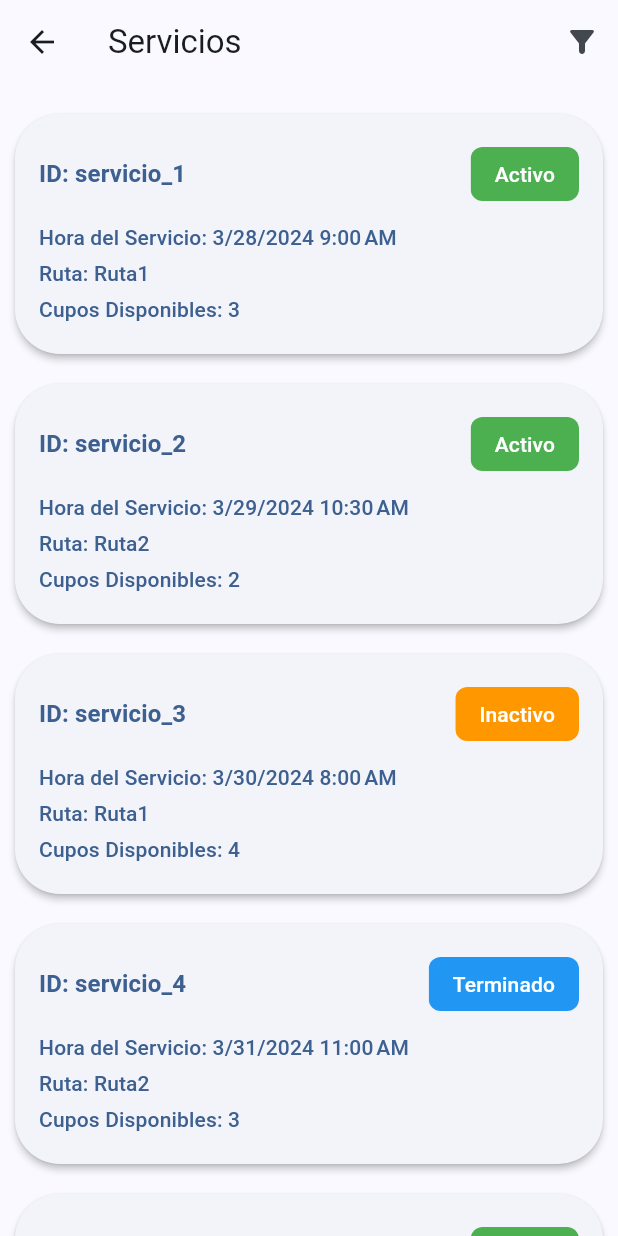
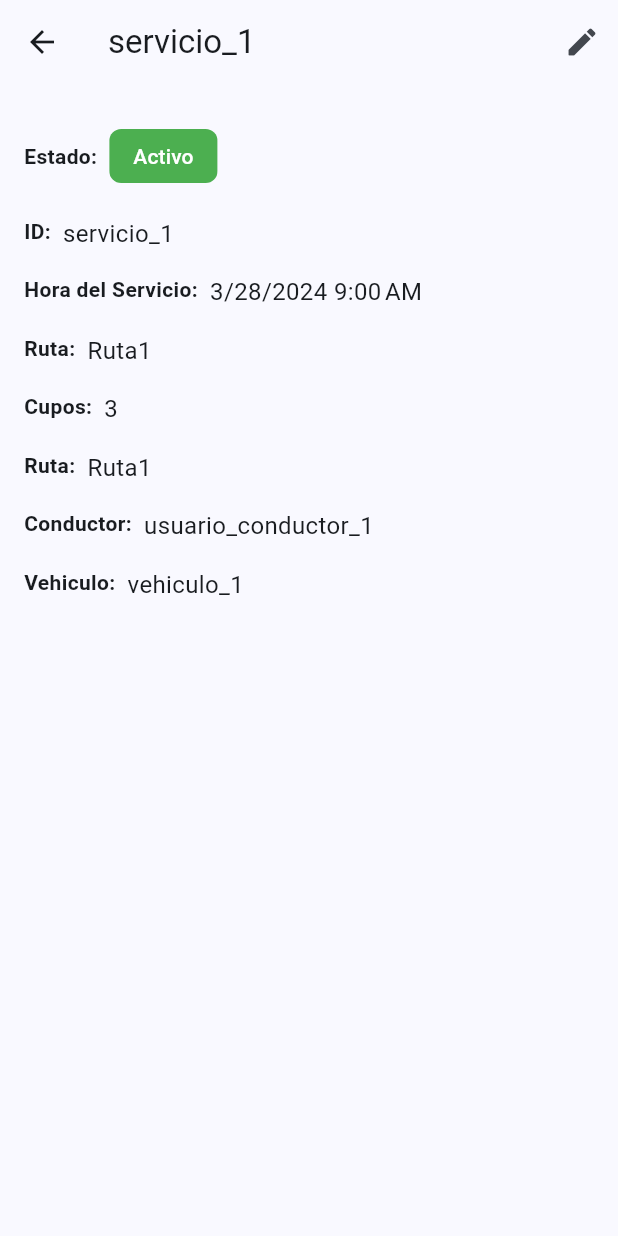
Before and after one commit to jairoportela/services-admin, a Flutter app: the screen it shows after launch, after a tap on an icon or button, on a phone screen of 412 x 824 dp. Run offline on Flutter 3.47's test engine with Material 3 defaults, Android fonts, the light colour scheme and no system bars; our stand-ins replace equatable, flutter_bloc, rxdart.

Commit message:
feature: detail page

```diff
--- a/lib/src/config/router.dart
+++ b/lib/src/config/router.dart
@@ -1,5 +1,7 @@
 import 'package:flutter/material.dart';
 import 'package:services_admin/src/home/presentation/screens/home_screen.dart';
+import 'package:services_admin/src/services/data/models/service_model.dart';
+import 'package:services_admin/src/services/presentation/screens/service_detail.dart';
 
 class RouteGenerator {
   static Route<dynamic> generateRoute(RouteSettings settings) {
@@ -11,6 +13,13 @@ class RouteGenerator {
       case HomeScreen.routeName:
         return MaterialPageRoute<void>(
           builder: (_) => const HomeScreen(),
+        );
+      case ServiceDetail.routeName:
+        final data = settings.arguments as ServiceModel;
+        return MaterialPageRoute<void>(
+          builder: (_) => ServiceDetail(
+            service: data,
+          ),
         );
 
       default:
--- a/lib/src/services/data/models/service_model.dart
+++ b/lib/src/services/data/models/service_model.dart
@@ -9,7 +9,7 @@ class ServiceModel extends Equatable {
   final ServiceStatus status;
   final String route;
   final String driverId;
-  final String userId;
+  final String vehicleId;
 
   const ServiceModel({
     required this.id,
@@ -19,7 +19,7 @@ class ServiceModel extends Equatable {
     required this.status,
     required this.route,
     required this.driverId,
-    required this.userId,
+    required this.vehicleId,
   });
 
   factory ServiceModel.fromJson(Map<String, dynamic> json) {
@@ -31,7 +31,7 @@ class ServiceModel extends Equatable {
       status: getServicesStatusByKey(json['estado']),
       route: json['ruta'],
       driverId: json['conductorRef'],
-      userId: json['vehiculoRef'],
+      vehicleId: json['vehiculoRef'],
     );
   }
 
@@ -44,6 +44,6 @@ class ServiceModel extends Equatable {
         status,
         route,
         driverId,
-        userId,
+        vehicleId,
       ];
 }
--- /dev/null
+++ b/lib/src/services/presentation/screens/service_detail.dart
@@ -0,0 +1,130 @@
+import 'package:flutter/material.dart';
+import 'package:services_admin/src/services/data/models/service_model.dart';
+import 'package:services_admin/src/services/presentation/widgets/status_chip.dart';
+import 'package:services_admin/src/utils/extensions/datetime_extension.dart';
+
+class ServiceDetail extends StatelessWidget {
+  static const routeName = '/service-detail';
+  const ServiceDetail({
+    super.key,
+    required this.service,
+  });
+  final ServiceModel service;
+
+  @override
+  Widget build(BuildContext context) {
+    return Scaffold(
+      appBar: AppBar(
+        title: Text(service.id),
+        actions: [
+          IconButton(
+            onPressed: () {},
+            icon: const Icon(
+              Icons.edit_rounded,
+            ),
+          )
+        ],
+      ),
+      body: ServiceDetailView(
+        service: service,
+      ),
+    );
+  }
+}
+
+class ServiceDetailView extends StatelessWidget {
+  const ServiceDetailView({super.key, required this.service});
+  final ServiceModel service;
+
+  @override
+  Widget build(BuildContext context) {
+    return Padding(
+      padding: const EdgeInsets.all(16.0),
+      child: Column(
+        crossAxisAlignment: CrossAxisAlignment.start,
+        children: [
+          DetailItem.withCustomValue(
+            title: 'Estado:',
+            value: StatusChip(
+              status: service.status,
+            ),
+          ),
+          DetailItem(
+            title: 'ID:',
+            value: service.id,
+          ),
+          DetailItem(
+              title: 'Hora del Servicio:',
+              value: service.serviceHour.completeDate()),
+          DetailItem(
+            title: 'Ruta:',
+            value: service.route,
+          ),
+          DetailItem(
+            title: 'Cupos:',
+            value: service.seats.toString(),
+          ),
+          DetailItem(
+            title: 'Ruta:',
+            value: service.route,
+          ),
+          DetailItem(
+            title: 'Conductor:',
+            value: service.driverId,
+          ),
+          DetailItem(
+            title: 'Vehiculo:',
+            value: service.vehicleId,
+          ),
+        ],
+      ),
+    );
+  }
+}
+
+class DetailItem extends StatelessWidget {
+  const DetailItem({
+    super.key,
+    required this.title,
+    required this.value,
+  }) : customValue = null;
+
+  const DetailItem.withCustomValue({
+    super.key,
+    required this.title,
+    required Widget value,
+  })  : value = '',
+        customValue = value;
+
+  final String title;
+  final String value;
+  final Widget? customValue;
+
+  @override
+  Widget build(BuildContext context) {
+    return Padding(
+      padding: const EdgeInsets.symmetric(vertical: 8.0),
+      child: Row(
+        crossAxisAlignment: customValue != null
+            ? CrossAxisAlignment.center
+            : CrossAxisAlignment.start,
+        children: [
+          Text(
+            title,
+            style: const TextStyle(
+              fontWeight: FontWeight.bold,
+            ),
+          ),
+          const SizedBox(width: 8),
+          customValue ??
+              Expanded(
+                child: Text(
+                  value,
+                  style: const TextStyle(fontSize: 16),
+                ),
+              ),
+        ],
+      ),
+    );
+  }
+}
--- a/lib/src/services/presentation/widgets/service_card.dart
+++ b/lib/src/services/presentation/widgets/service_card.dart
@@ -1,5 +1,6 @@
 import 'package:flutter/material.dart';
 import 'package:services_admin/src/services/data/models/models.dart';
+import 'package:services_admin/src/services/presentation/screens/service_detail.dart';
 import 'package:services_admin/src/services/presentation/widgets/status_chip.dart';
 import 'package:services_admin/src/utils/extensions/datetime_extension.dart';
 
@@ -19,7 +20,13 @@ class ServiceCard extends StatelessWidget {
         padding: const EdgeInsets.all(16),
         elevation: 2,
       ),
-      onPressed: () {},
+      onPressed: () {
+        Navigator.pushNamed(
+          context,
+          ServiceDetail.routeName,
+          arguments: service,
+        );
+      },
       child: Column(
         crossAxisAlignment: CrossAxisAlignment.start,
         children: <Widget>[
```
